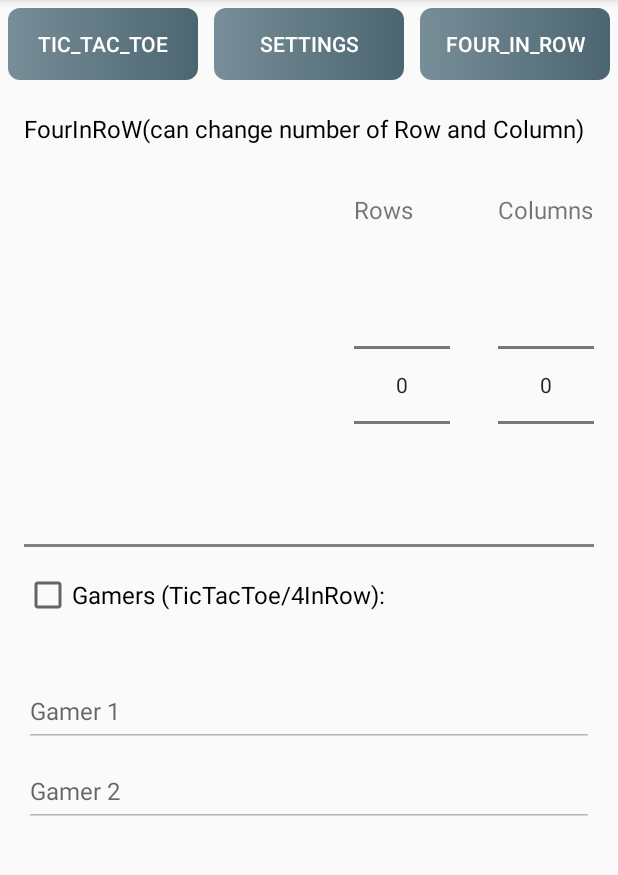
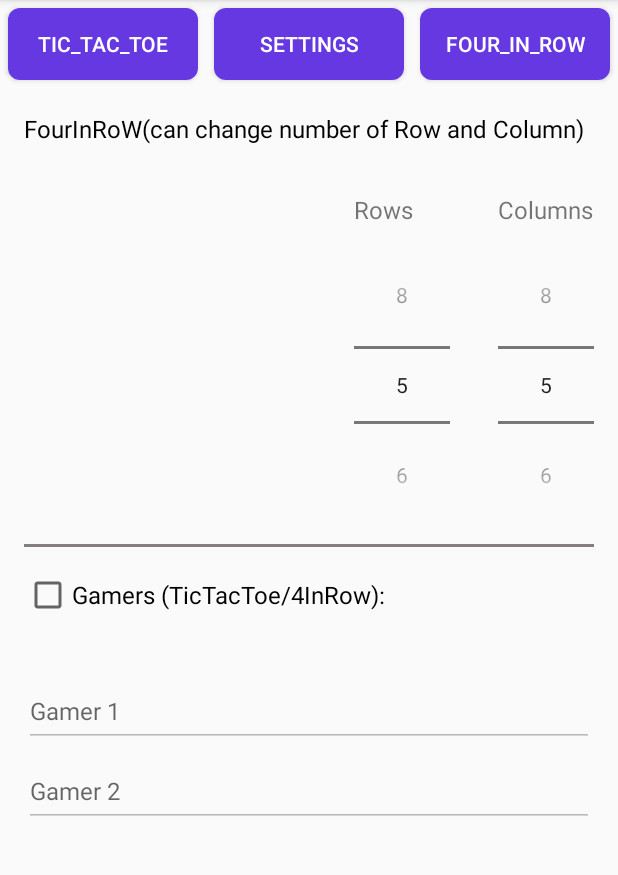
Before and after one commit to FaribaDarvishian/TicTacToyVs4InRow, an Android app: the screen it shows after launch (MainActivity), after a tap on "SETTINGS", on a phone screen of 412 x 824 dp, the part 84-959 px from its top. Run offline under Robolectric (Android 15) with nearby library versions, the phone set to English and light mode, and no system bars; 2 statements that could not run were skipped.

```diff
--- a/app/src/main/AndroidManifest.xml
+++ b/app/src/main/AndroidManifest.xml
@@ -9,7 +9,7 @@
         android:roundIcon="@mipmap/ic_launcher_round"
         android:supportsRtl="true"
         android:theme="@style/AppTheme">
-        <activity android:name=".MainActivity">
+        <activity android:name=".controller.activity.MainActivity">
             <intent-filter>
                 <action android:name="android.intent.action.MAIN" />
 
--- a/app/src/main/java/com/example/tictactoyvs4inrow/SettingFragment.java
+++ b/app/src/main/java/com/example/tictactoyvs4inrow/controller/fragment/SettingFragment.java
@@ -1,4 +1,4 @@
-package com.example.tictactoyvs4inrow;
+package com.example.tictactoyvs4inrow.controller.fragment;
 
 import android.os.Bundle;
 
@@ -15,7 +15,9 @@ import android.widget.EditText;
 import android.widget.LinearLayout;
 import android.widget.NumberPicker;
 
-import com.example.tictactoyvs4inrow.model.SettingRepository;
+import com.example.tictactoyvs4inrow.R;
+import com.example.tictactoyvs4inrow.repository.FourInRowRepository;
+import com.example.tictactoyvs4inrow.repository.SettingRepository;
 
 /**
  * A simple {@link Fragment} subclass.
@@ -26,8 +28,10 @@ public class SettingFragment extends Fragment {
 
     LinearLayout mLinearLayoutGame;
     private SettingRepository mSettingsRepository;
+    private FourInRowRepository mFourInRowRepository;
     private CheckBox mCheckBoxGamer;
     private EditText mEditTextGamer1, mEditTextGamer2;
+    private NumberPicker mNumberPickerRows, mNumberPickerColumns;
 
 
     public static SettingFragment newInstance() {
@@ -60,12 +64,30 @@ public class SettingFragment extends Fragment {
 
         mCheckBoxGamer = view.findViewById(R.id.checkBox_gamer);
         mEditTextGamer1 = view.findViewById(R.id.editText_gamer1);
-        mEditTextGamer2 = view.findViewById(R.id.gamer2);
+        mEditTextGamer2 = view.findViewById(R.id.editText_gamer2);
         mLinearLayoutGame = view.findViewById(R.id.gamer_layout_settings);
+
+        mNumberPickerRows = view.findViewById(R.id.number_picker_row);
+        mNumberPickerColumns = view.findViewById(R.id.number_picker_column);
 
     }
 
     private void setListeners() {
+        mNumberPickerRows.setOnValueChangedListener(new NumberPicker.OnValueChangeListener() {
+            @Override
+            public void onValueChange(NumberPicker picker, int oldVal, int newVal) {
+                mSettingsRepository.setNumberOfRows(newVal);
+                mFourInRowRepository.setIntRow(newVal);
+            }
+        });
+
+        mNumberPickerColumns.setOnValueChangedListener(new NumberPicker.OnValueChangeListener() {
+            @Override
+            public void onValueChange(NumberPicker picker, int oldVal, int newVal) {
+                mSettingsRepository.setNumberOfColumns(newVal);
+                mFourInRowRepository.setIntColumn(newVal);
+            }
+        });
 
 
         mCheckBoxGamer.setOnCheckedChangeListener(new CompoundButton.OnCheckedChangeListener() {
@@ -137,11 +159,21 @@ public class SettingFragment extends Fragment {
 
     private void initialization(){
 
+        // min and max of NumberPicker
+        mNumberPickerRows.setMinValue(5);
+        mNumberPickerRows.setMaxValue(8);
+        mNumberPickerColumns.setMinValue(5);
+        mNumberPickerColumns.setMaxValue(8);
+
+        mNumberPickerRows.setValue(mFourInRowRepository.getIntRow());
+        mNumberPickerColumns.setValue(mFourInRowRepository.getIntColumn());
         mCheckBoxGamer.setChecked(mSettingsRepository.getBooleanGamerCheck());
 
         mEditTextGamer1.setText(mSettingsRepository.getGamer1());
         mEditTextGamer2.setText(mSettingsRepository.getGamer2());
         mEditTextGamer1.setEnabled(mSettingsRepository.getBooleanGamerCheck());
         mEditTextGamer2.setEnabled(mSettingsRepository.getBooleanGamerCheck());
+
+
     }
 }
--- a/app/src/main/java/com/example/tictactoyvs4inrow/FourInRowRepository.java
+++ b/app/src/main/java/com/example/tictactoyvs4inrow/repository/FourInRowRepository.java
@@ -1,7 +1,9 @@
-package com.example.tictactoyvs4inrow;
+package com.example.tictactoyvs4inrow.repository;
 
 
 import android.view.View;
+
+import com.example.tictactoyvs4inrow.Player;
 
 import java.util.Arrays;
 
--- a/app/src/main/java/com/example/tictactoyvs4inrow/model/TicTacToeRepository.java
+++ b/app/src/main/java/com/example/tictactoyvs4inrow/repository/TicTacToeRepository.java
@@ -1,4 +1,4 @@
-package com.example.tictactoyvs4inrow.model;
+package com.example.tictactoyvs4inrow.repository;
 
 import android.view.View;
 
--- a/app/src/main/res/drawable/btn_style.xml
+++ b/app/src/main/res/drawable/btn_style.xml
@@ -4,13 +4,13 @@
     <item android:state_pressed="true" >
         <shape android:shape="rectangle"  >
             <corners android:radius="8dp" />
-            <solid android:color="#E629434E"/>
+            <solid android:color="#6638e2"/>
         </shape>
     </item>
     <item >
         <shape android:shape="rectangle"  >
             <corners android:radius="8dp" />
-            <gradient android:angle="0" android:startColor="#D75F7985" android:endColor="#4C6671"/>
+            <gradient android:angle="0" android:startColor="#6638e2" android:endColor="#6638e2"/>
 
         </shape>
     </item>
--- a/app/src/main/res/layout/activity_main.xml
+++ b/app/src/main/res/layout/activity_main.xml
@@ -4,7 +4,7 @@
     xmlns:tools="http://schemas.android.com/tools"
     android:layout_width="match_parent"
     android:layout_height="match_parent"
-    tools:context=".MainActivity"
+    tools:context=".controller.activity.MainActivity"
     android:orientation="vertical">
     <LinearLayout
         android:layout_width="match_parent"
--- a/app/src/main/res/layout/fragment_four_in_row.xml
+++ b/app/src/main/res/layout/fragment_four_in_row.xml
@@ -4,7 +4,7 @@
     android:layout_width="match_parent"
     android:layout_height="match_parent"
     android:orientation="vertical"
-    tools:context=".FourInRowFragment">
+    tools:context=".controller.fragment.FourInRowFragment">
 
     <LinearLayout
         android:layout_width="match_parent"
--- a/app/src/main/res/layout/fragment_setting.xml
+++ b/app/src/main/res/layout/fragment_setting.xml
@@ -5,7 +5,7 @@
     android:layout_width="match_parent"
     android:layout_height="match_parent"
     android:orientation="vertical"
-    tools:context=".SettingFragment">
+    tools:context=".controller.fragment.SettingFragment">
 
     <LinearLayout
         android:layout_width="match_parent"
@@ -117,14 +117,12 @@
             </com.google.android.material.textfield.TextInputLayout>
 
             <com.google.android.material.textfield.TextInputLayout
-                android:id="@+id/editText_gamer2"
                 android:layout_width="match_parent"
                 android:layout_height="wrap_content"
-                app:boxStrokeColor="@color/colorPrimaryDark"
                 >
 
                 <com.google.android.material.textfield.TextInputEditText
-                    android:id="@+id/gamer2"
+                    android:id="@+id/editText_gamer2"
                     android:layout_width="match_parent"
                     android:layout_height="wrap_content"
                     android:enabled="false"
--- a/app/src/main/res/layout/fragment_tic_tac_toe.xml
+++ b/app/src/main/res/layout/fragment_tic_tac_toe.xml
@@ -4,7 +4,7 @@
     android:layout_width="match_parent"
     android:layout_height="match_parent"
     android:orientation="vertical"
-    tools:context=".TicTacToeFragment">
+    tools:context=".controller.fragment.TicTacToeFragment">
 
 
     <LinearLayout
```
Also changed, not shown: app/src/main/java/com/example/tictactoyvs4inrow/controller/activity/MainActivity.java (renamed from app/src/main/java/com/example/tictactoyvs4inrow/MainActivity.java, +6 -3 lines), app/src/main/java/com/example/tictactoyvs4inrow/controller/fragment/FourInRowFragment.java (renamed from app/src/main/java/com/example/tictactoyvs4inrow/FourInRowFragment.java, +7 -12 lines), app/src/main/java/com/example/tictactoyvs4inrow/controller/fragment/TicTacToeFragment.java (renamed from app/src/main/java/com/example/tictactoyvs4inrow/TicTacToeFragment.java, +5 -3 lines), app/src/main/java/com/example/tictactoyvs4inrow/repository/SettingRepository.java (renamed from app/src/main/java/com/example/tictactoyvs4inrow/model/SettingRepository.java, +18 -1 lines).
